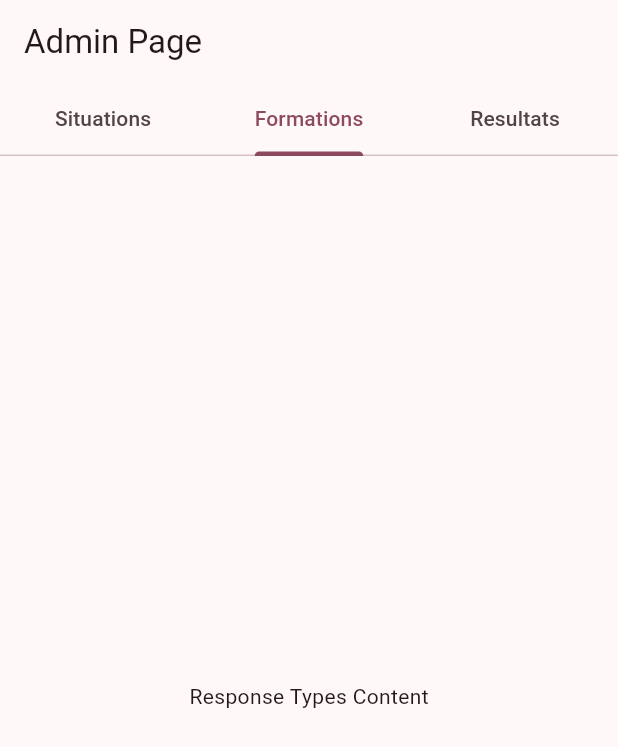
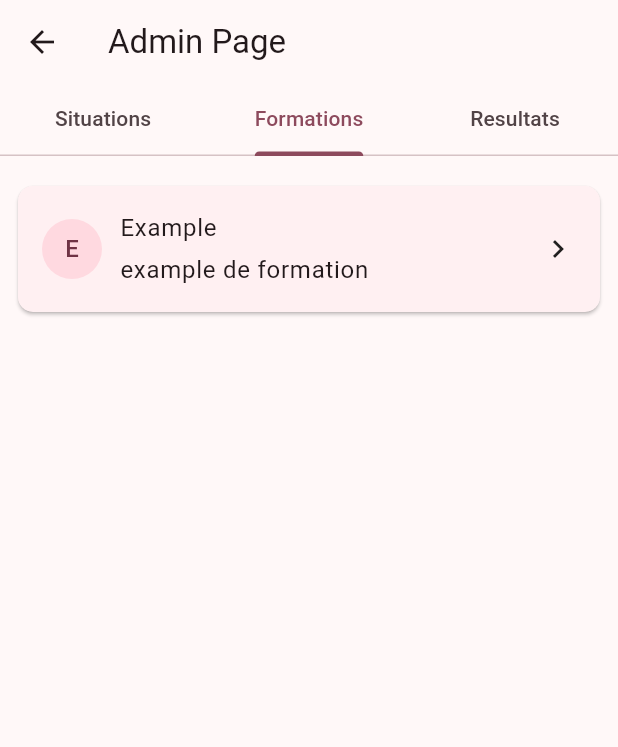
Before and after one commit to RobinAbela42/MatcheTaFormation, a Flutter app: the AdminPage screen opened directly, tab 2 chosen, on a phone screen of 412 x 824 dp. Shown: the top 747 px of the screen. Run offline on Flutter 3.47's test engine with Material 3 defaults, Android fonts, the phone set to English and light mode, and no system bars; our stand-ins replace sqflite; accounts and stored records are empty.

Commit message:
admin page

```diff
--- a/match_ta_formation_0/lib/Pages/adminPage.dart
+++ b/match_ta_formation_0/lib/Pages/Admin/AdminPage.dart
@@ -56,6 +56,9 @@
   }
 }
 
+
+
+
 //Formations
 class FormationAdminPage extends StatefulWidget {
   const FormationAdminPage({Key? key}) : super(key: key);
@@ -67,7 +70,67 @@
 class _FormationAdminPageState extends State<FormationAdminPage> {
   @override
   Widget build(BuildContext context) {
-    return Center(child: Text('Response Types Content'));
+    final formations = [
+      {'title': 'Example', 'subtitle': 'example de formation'},
+    ];
+
+    return ListView.builder(
+      padding: const EdgeInsets.all(12),
+      itemCount: formations.length,
+      itemBuilder: (context, index) {
+        final f = formations[index];
+        return FormationCard(
+          title: f['title']!,
+          subtitle: f['subtitle']!,
+          onTap: () {
+            // handle tap -- for now show simple snackbar
+            ScaffoldMessenger.of(context).showSnackBar(
+              SnackBar(content: Text('Tapped ${f['title']}')),
+            );
+          },
+        );
+      },
+    );
+  }
+}
+
+class FormationCard extends StatelessWidget {
+  final String title;
+  final String subtitle;
+  final VoidCallback? onTap;
+
+  const FormationCard({super.key, required this.title, required this.subtitle, this.onTap});
+
+  @override
+  Widget build(BuildContext context) {
+    return Card(
+      margin: const EdgeInsets.symmetric(vertical: 8),
+      shape: RoundedRectangleBorder(borderRadius: BorderRadius.circular(10)),
+      child: InkWell(
+        borderRadius: BorderRadius.circular(10),
+        onTap: onTap,
+        child: Padding(
+          padding: const EdgeInsets.all(16),
+          child: Row(
+            children: [
+              CircleAvatar(child: Text(title.substring(0, 1))),
+              const SizedBox(width: 12),
+              Expanded(
+                child: Column(
+                  crossAxisAlignment: CrossAxisAlignment.start,
+                  children: [
+                    Text(title, style: Theme.of(context).textTheme.bodyLarge),
+                    const SizedBox(height: 4),
+                    Text(subtitle, style: Theme.of(context).textTheme.bodyLarge),
+                  ],
+                ),
+              ),
+              const Icon(Icons.chevron_right),
+            ],
+          ),
+        ),
+      ),
+    );
   }
 }
 
```
Also changed, not shown: match_ta_formation_0/lib/DataBase/link.dart (+12 -1 lines), match_ta_formation_0/lib/Pages/Admin/AdminLogin.dart (added, +95 -0 lines), match_ta_formation_0/lib/main.dart (+17 -32 lines), 1 other file.
